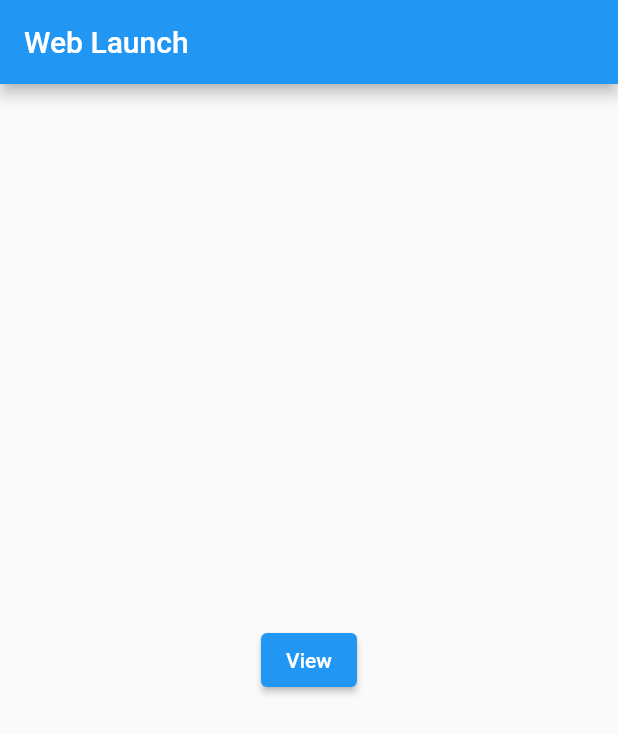
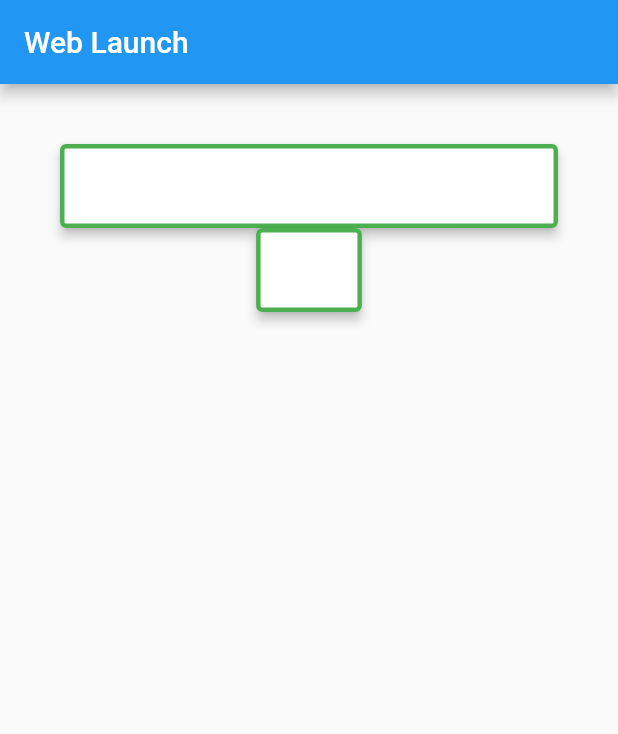
Before and after one commit to javedmughal-058/launch_webpage_in_flutter, a Flutter app: the screen it shows after launch, on a phone screen of 412 x 824 dp. Shown: the top 734 px of the screen. Run offline on Flutter 3.47's test engine with Material 2 defaults, Android fonts, the phone set to English and light mode, and no system bars; drawn by our look-alikes of upgrader.

Commit message:
Version update available notification

```diff
--- a/lib/main.dart
+++ b/lib/main.dart
@@ -1,4 +1,6 @@
 import 'package:flutter/material.dart';
+import 'package:upgrader/upgrader.dart';
+import 'package:url_launcher/link.dart';
 import 'package:url_launcher/url_launcher.dart';
 
 void main() {
@@ -37,14 +39,54 @@ class HomePage extends StatelessWidget {
 
     return Scaffold(
       appBar: AppBar(title: const Text('Web Launch')),
-        body: Center(
+        body: UpgradeAlert(
+          upgrader: Upgrader(
+            dialogStyle: UpgradeDialogStyle.material
+          ),
+          child: Center(
+            child: Container(
+              margin: EdgeInsets.all(40),
+              child: Column(
+                children: [
+                  SizedBox(
+                    width: MediaQuery.of(context).size.width,
                     child: ElevatedButton(
+                        style: ElevatedButton.styleFrom(
+                            // maximumSize: MediaQuery.of(context).size.width,
+                            primary: Colors.white, //background color of button
+                            side: BorderSide(width:3, color:Colors.green), //border width and color
+                            elevation: 3, //elevation of button
+                            padding: EdgeInsets.all(20) //content padding inside button
+                        ),
                         onPressed: (){
                            String _url = 'https://africaexchange.cash/admin/cnetpay/cnetpay.php?user_id=25&receiver_country=Ivory-XOF&amount=300&fee=100&total_pay=400&receiver_f_name=Sarem&receiver_l_name=Iftikhar&receiver_email=sarimiftikhar@gmail.com&receiver_phone=03361149673&currency_type=XAF&status=0&transaction_id=29797053';
                           openBrowserUrl(url : _url, inApp: false);
 
                         },
                         child: const Text('View')),
+                  ),
+                  Link(
+                    target: LinkTarget.self,
+                    uri: Uri.parse('https://africaexchange.cash/admin/cnetpay/cnetpay.php?user_id=25&receiver_country=Ivory-XOF&amount=300&fee=100&total_pay=400&receiver_f_name=Sarem&receiver_l_name=Iftikhar&receiver_email=sarimiftikhar@gmail.com&receiver_phone=03361149673&currency_type=XAF&status=0&transaction_id=29797053'),
+                    builder: (context, followLink)=> ElevatedButton(
+                        style: ElevatedButton.styleFrom(
+                          // maximumSize: MediaQuery.of(context).size.width,
+                            primary: Colors.white, //background color of button
+                            side: BorderSide(width:3, color:Colors.green), //border width and color
+                            elevation: 3, //elevation of button
+                            padding: EdgeInsets.all(20) //content padding inside button
+                        ),
+                        onPressed: followLink,
+                          // String _url = 'https://africaexchange.cash/admin/cnetpay/cnetpay.php?user_id=25&receiver_country=Ivory-XOF&amount=300&fee=100&total_pay=400&receiver_f_name=Sarem&receiver_l_name=Iftikhar&receiver_email=sarimiftikhar@gmail.com&receiver_phone=03361149673&currency_type=XAF&status=0&transaction_id=29797053';
+                          // openBrowserUrl(url : _url, inApp: false);
+
+
+                        child: const Text('View')),
+                  ),
+                ],
+              ),
+            ),
+          ),
         )
     );
   }
--- a/pubspec.yaml
+++ b/pubspec.yaml
@@ -35,6 +35,8 @@ dependencies:
   # Use with the CupertinoIcons class for iOS style icons.
   cupertino_icons: ^1.0.2
   url_launcher: ^6.1.6
+  flutter_linkify: ^5.0.2
+  upgrader: ^4.3.0
 
 dev_dependencies:
   flutter_test:
```
Also changed, not shown: pubspec.lock. Lines whose indentation alone changed are shown as unchanged.
